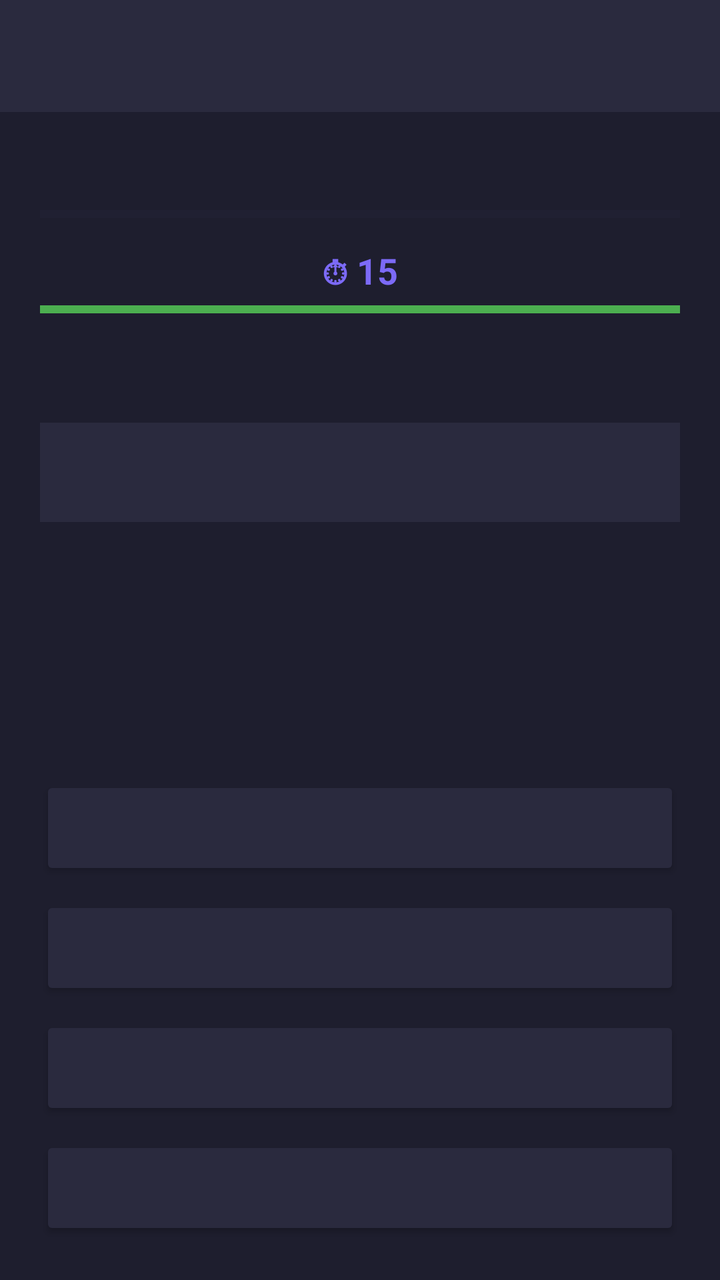
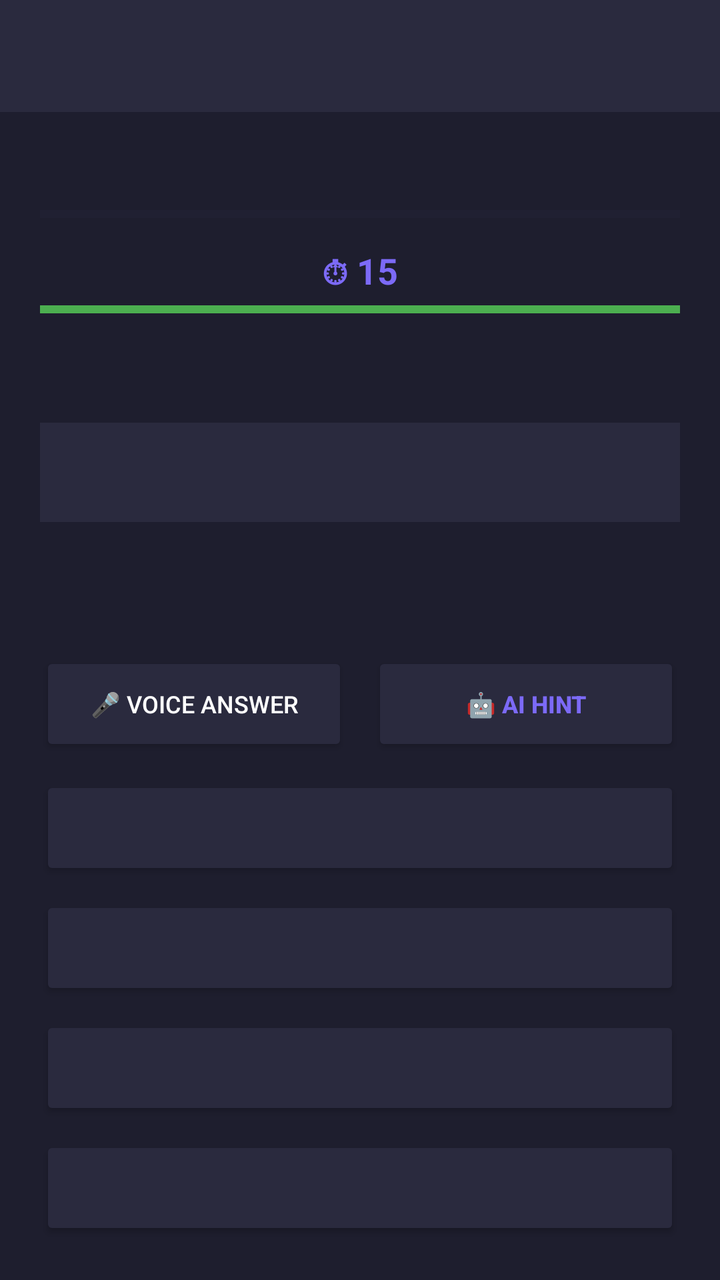

Two renders of the same Android screen: before a commit and after it. Below are the layout's source before the change and the commit's diff.
<!-- AndroidManifest.xml: application theme Theme.CodeQuiz -->
<!-- res/layout/activity_quiz.xml -->
<?xml version="1.0" encoding="utf-8"?>
<LinearLayout xmlns:android="http://schemas.android.com/apk/res/android"
    android:layout_width="match_parent"
    android:layout_height="match_parent"
    android:background="@color/background"
    android:orientation="vertical">

    <androidx.appcompat.widget.Toolbar
        android:id="@+id/toolbar"
        android:layout_width="match_parent"
        android:layout_height="?attr/actionBarSize"
        android:background="@color/surface"
        android:theme="@style/ThemeOverlay.AppCompat.Dark" />

    <LinearLayout
        android:layout_width="match_parent"
        android:layout_height="match_parent"
        android:orientation="vertical"
        android:padding="20dp">

        
        <LinearLayout
            android:layout_width="match_parent"
            android:layout_height="wrap_content"
            android:orientation="horizontal">

            <TextView
                android:id="@+id/tvQuestionNumber"
                android:layout_width="0dp"
                android:layout_height="wrap_content"
                android:layout_weight="1"
                android:textColor="@color/text_secondary"
                android:textSize="14sp" />

            <TextView
                android:id="@+id/tvScore"
                android:layout_width="wrap_content"
                android:layout_height="wrap_content"
                android:textColor="@color/primary"
                android:textSize="14sp"
                android:textStyle="bold" />

        </LinearLayout>

        
        <ProgressBar
            android:id="@+id/progressBar"
            style="?android:attr/progressBarStyleHorizontal"
            android:layout_width="match_parent"
            android:layout_height="8dp"
            android:layout_marginTop="8dp"
            android:max="10"
            android:progress="0"
            android:progressTint="@color/primary"
            android:progressBackgroundTint="@color/surface" />

        
        <LinearLayout
            android:layout_width="match_parent"
            android:layout_height="wrap_content"
            android:layout_marginTop="12dp"
            android:gravity="center"
            android:orientation="horizontal">

            <TextView
                android:id="@+id/tvTimer"
                android:layout_width="wrap_content"
                android:layout_height="wrap_content"
                android:text="⏱ 15"
                android:textColor="@color/primary"
                android:textSize="18sp"
                android:textStyle="bold" />

        </LinearLayout>

        
        <ProgressBar
            android:id="@+id/timerBar"
            style="?android:attr/progressBarStyleHorizontal"
            android:layout_width="match_parent"
            android:layout_height="6dp"
            android:layout_marginTop="4dp"
            android:max="15"
            android:progress="15"
            android:progressTint="@color/correct"
            android:progressBackgroundTint="@color/surface" />

        
        <TextView
            android:id="@+id/tvQuestion"
            android:layout_width="match_parent"
            android:layout_height="wrap_content"
            android:layout_marginTop="20dp"
            android:textColor="@color/text_primary"
            android:textSize="16sp"
            android:textStyle="bold" />

        
        <ScrollView
            android:layout_width="match_parent"
            android:layout_height="0dp"
            android:layout_marginTop="12dp"
            android:layout_weight="1">

            <TextView
                android:id="@+id/tvCode"
                android:layout_width="match_parent"
                android:layout_height="wrap_content"
                android:background="@color/surface"
                android:fontFamily="monospace"
                android:padding="16dp"
                android:textColor="#A8FF78"
                android:textSize="13sp" />

        </ScrollView>

        
        <Button
            android:id="@+id/btnA"
            android:layout_width="match_parent"
            android:layout_height="52dp"
            android:layout_marginTop="12dp"
            android:backgroundTint="@color/surface"
            android:textColor="@color/text_primary"
            android:textSize="13sp" />

        <Button
            android:id="@+id/btnB"
            android:layout_width="match_parent"
            android:layout_height="52dp"
            android:layout_marginTop="8dp"
            android:backgroundTint="@color/surface"
            android:textColor="@color/text_primary"
            android:textSize="13sp" />

        <Button
            android:id="@+id/btnC"
            android:layout_width="match_parent"
            android:layout_height="52dp"
            android:layout_marginTop="8dp"
            android:backgroundTint="@color/surface"
            android:textColor="@color/text_primary"
            android:textSize="13sp" />

        <Button
            android:id="@+id/btnD"
            android:layout_width="match_parent"
            android:layout_height="52dp"
            android:layout_marginTop="8dp"
            android:backgroundTint="@color/surface"
            android:textColor="@color/text_primary"
            android:textSize="13sp" />

    </LinearLayout>

</LinearLayout>
<!-- resources referenced by this layout -->
<resources>
  <color name="background">#1E1E2E</color>
  <color name="correct">#4CAF50</color>
  <color name="primary">#7C6AF7</color>
  <color name="surface">#2A2A3E</color>
  <color name="text_primary">#FFFFFF</color>
  <color name="text_secondary">#A0A0B0</color>
  <style name="Theme.CodeQuiz" parent="Theme.MaterialComponents.DayNight.NoActionBar">
          <item name="colorPrimary">@color/primary</item>
          <item name="colorPrimaryDark">@color/primary_dark</item>
          <item name="android:windowBackground">@color/background</item>
          <item name="colorAccent">@color/primary</item>
      </style>
  <color name="primary_dark">#5A4ED1</color>
</resources>

<!-- the commit's change to res/layout/activity_quiz.xml (unified diff, before → after) -->
@@ -115,12 +115,54 @@
         </ScrollView>
 
         
+        
+        <LinearLayout
+            android:layout_width="match_parent"
+            android:layout_height="wrap_content"
+            android:layout_marginTop="8dp"
+            android:gravity="center"
+            android:orientation="horizontal">
+
+            <Button
+                android:id="@+id/btnVoice"
+                android:layout_width="0dp"
+                android:layout_height="52dp"
+                android:layout_weight="1"
+                android:layout_marginEnd="6dp"
+                android:minWidth="48dp"
+                android:minHeight="48dp"
+                android:backgroundTint="@color/surface"
+                android:text="🎤 Voice Answer"
+                android:contentDescription="Voice Answer Button"
+                android:textColor="@color/text_primary"
+                android:textSize="12sp" />
+
+            <Button
+                android:id="@+id/btnAiHint"
+                android:layout_width="0dp"
+                android:layout_height="52dp"
+                android:layout_weight="1"
+                android:layout_marginStart="6dp"
+                android:minWidth="48dp"
+                android:minHeight="48dp"
+                android:backgroundTint="@color/surface"
+                android:text="🤖 AI Hint"
+                android:contentDescription="AI Hint Button"
+                android:textColor="@color/primary"
+                android:textSize="12sp"
+                android:textStyle="bold" />
+
+        </LinearLayout>
+
+        
         <Button
             android:id="@+id/btnA"
             android:layout_width="match_parent"
             android:layout_height="52dp"
-            android:layout_marginTop="12dp"
-            android:backgroundTint="@color/surface"
+            android:layout_marginTop="10dp"
+            android:minHeight="48dp"
+            android:backgroundTint="@color/surface"
+            android:contentDescription="Answer option A"
             android:textColor="@color/text_primary"
             android:textSize="13sp" />
 
@@ -129,7 +171,9 @@
             android:layout_width="match_parent"
             android:layout_height="52dp"
             android:layout_marginTop="8dp"
-            android:backgroundTint="@color/surface"
+            android:minHeight="48dp"
+            android:backgroundTint="@color/surface"
+            android:contentDescription="Answer option B"
             android:textColor="@color/text_primary"
             android:textSize="13sp" />
 
@@ -138,7 +182,9 @@
             android:layout_width="match_parent"
             android:layout_height="52dp"
             android:layout_marginTop="8dp"
-            android:backgroundTint="@color/surface"
+            android:minHeight="48dp"
+            android:backgroundTint="@color/surface"
+            android:contentDescription="Answer option C"
             android:textColor="@color/text_primary"
             android:textSize="13sp" />
 
@@ -147,10 +193,11 @@
             android:layout_width="match_parent"
             android:layout_height="52dp"
             android:layout_marginTop="8dp"
-            android:backgroundTint="@color/surface"
-            android:textColor="@color/text_primary"
-            android:textSize="13sp" />
-
-    </LinearLayout>
+            android:minHeight="48dp"
+            android:backgroundTint="@color/surface"
+            android:contentDescription="Answer option D"
+            android:textColor="@color/text_primary"
+            android:textSize="13sp" />
+        </LinearLayout>
 
 </LinearLayout>
